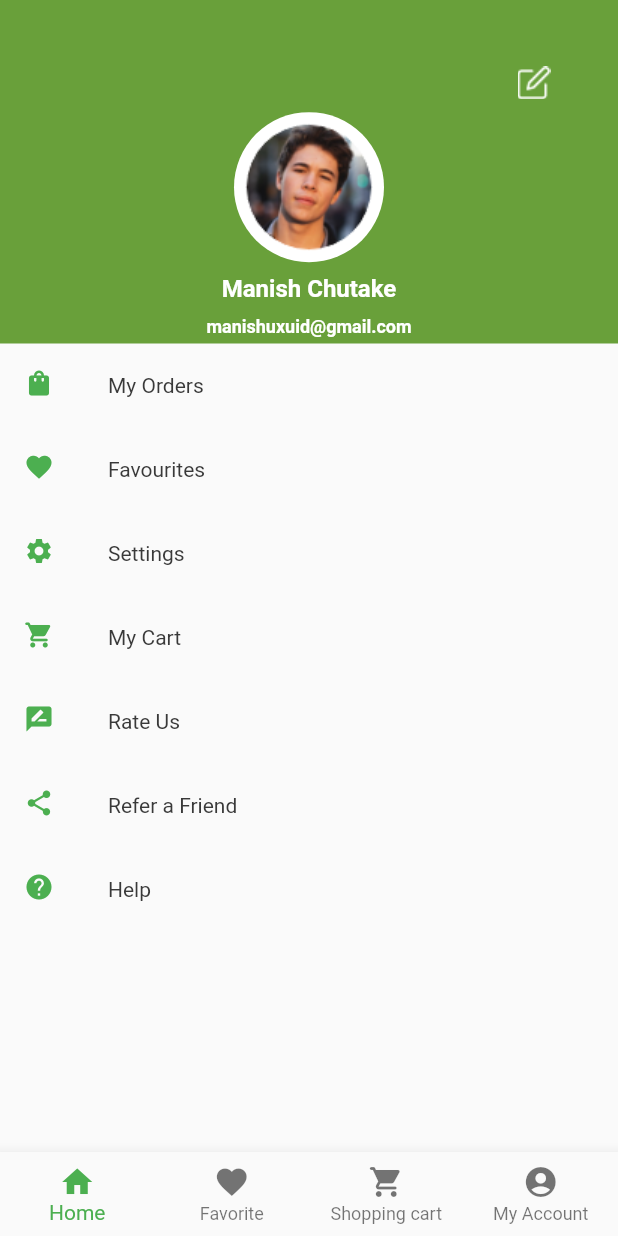
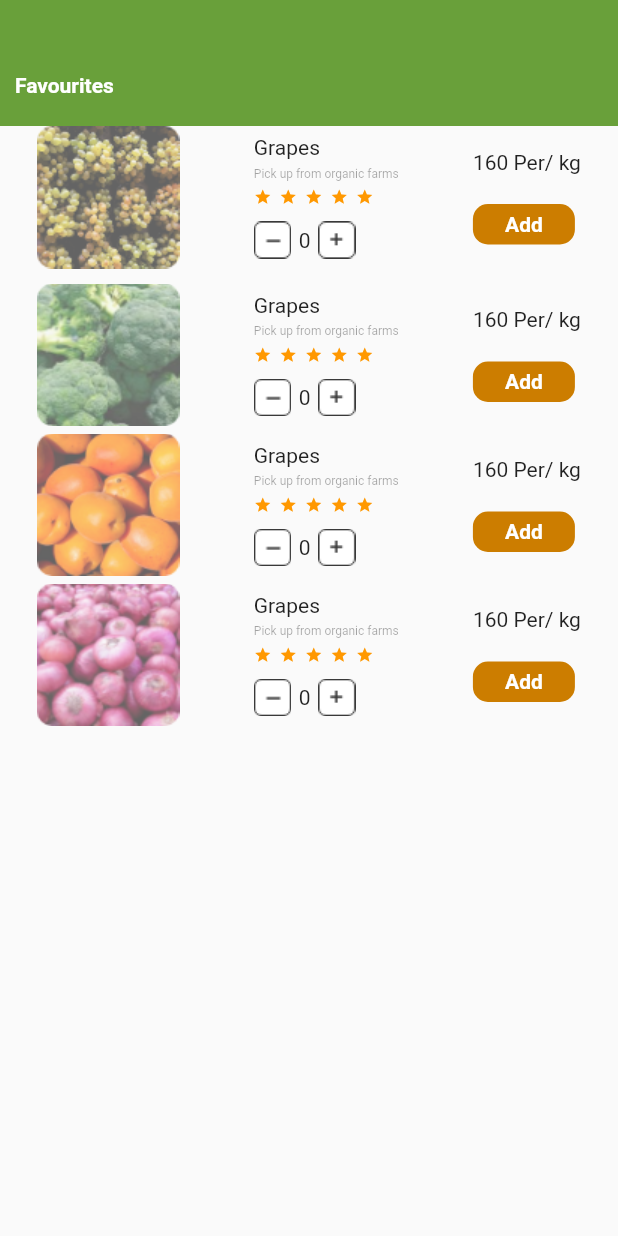
Before and after one commit to prasanjitha/Grocerade, a Flutter app: the screen it shows after launch, on a phone screen of 412 x 824 dp. Run offline on Flutter 3.47's test engine with Material 2 defaults, Android fonts, the phone set to English and light mode, and no system bars.

Commit message:
implement Favourite screen

```diff
--- a/lib/main.dart
+++ b/lib/main.dart
@@ -6,6 +6,7 @@
 import 'screens/add_details_screen.dart';
 import 'screens/authentication_screen.dart';
 import 'screens/confirm_screen.dart';
+import 'screens/favourite_screen.dart';
 import 'screens/home_page.dart';
 import 'screens/otp_screen.dart';
 import 'screens/product_details.dart';
@@ -26,7 +27,7 @@
       theme: ThemeData(
         primarySwatch: Colors.blue,
       ),
-      home: AccountDetails(),
+      home: FavouriteScreen(),
     );
   }
 }
--- /dev/null
+++ b/lib/screens/favourite_screen.dart
@@ -0,0 +1,586 @@
+// ignore_for_file: prefer_const_literals_to_create_immutables, prefer_const_constructors
+
+import 'package:flutter/material.dart';
+
+class FavouriteScreen extends StatefulWidget {
+  const FavouriteScreen({Key? key}) : super(key: key);
+
+  @override
+  State<FavouriteScreen> createState() => _FavouriteScreenState();
+}
+
+class _FavouriteScreenState extends State<FavouriteScreen> {
+  var num = 0;
+
+  @override
+  Widget build(BuildContext context) {
+    return Scaffold(
+      body: Column(
+        children: [
+          Container(
+            width: MediaQuery.of(context).size.width,
+            height: 84,
+            color: Color(0xFF69A03A),
+            child: Container(
+              margin: EdgeInsets.only(top: 30),
+              child: Row(
+                children: [
+                  SizedBox(
+                    width: 10.0,
+                  ),
+                  Text(
+                    'Favourites',
+                    style: TextStyle(
+                        color: Colors.white,
+                        fontSize: 14,
+                        fontWeight: FontWeight.bold),
+                  )
+                ],
+              ),
+            ),
+          ),
+          Container(
+            height: 500,
+            child: ListView(
+              children: [
+                Row(
+                  mainAxisAlignment: MainAxisAlignment.spaceAround,
+                  children: [
+                    Opacity(
+                        opacity: 0.6,
+                        child: Image.asset(
+                          'assets/images/haris-habul-a7CeloEQhLI-unsplash.png',
+                          width: 95,
+                          height: 95,
+                        )),
+                    Column(
+                      crossAxisAlignment: CrossAxisAlignment.start,
+                      children: [
+                        Text(
+                          'Grapes',
+                          style: TextStyle(fontSize: 14),
+                        ),
+                        SizedBox(height: 5),
+                        Opacity(
+                            opacity: 0.4,
+                            child: Text(
+                              'Pick up from organic farms',
+                              style: TextStyle(fontSize: 8),
+                            )),
+                        SizedBox(height: 5),
+                        Row(
+                          children: [
+                            Icon(
+                              Icons.star,
+                              color: Colors.orange,
+                              size: 12,
+                            ),
+                            SizedBox(
+                              width: 5,
+                            ),
+                            Icon(Icons.star, color: Colors.orange, size: 12),
+                            SizedBox(
+                              width: 5,
+                            ),
+                            Icon(
+                              Icons.star,
+                              color: Colors.orange,
+                              size: 12,
+                            ),
+                            SizedBox(
+                              width: 5,
+                            ),
+                            Icon(
+                              Icons.star,
+                              color: Colors.orange,
+                              size: 12,
+                            ),
+                            SizedBox(
+                              width: 5,
+                            ),
+                            Icon(
+                              Icons.star,
+                              color: Colors.orange,
+                              size: 12,
+                            ),
+                            SizedBox(
+                              width: 5,
+                            ),
+                          ],
+                        ),
+                        SizedBox(height: 10),
+                        Row(
+                          children: [
+                            GestureDetector(
+                                onTap: () {
+                                  setState(() {
+                                    if (num > 0) {
+                                      num--;
+                                    } else {
+                                      num = 0;
+                                    }
+                                  });
+                                },
+                                child: Image.asset(
+                                  'assets/images/mine.png',
+                                  width: 25,
+                                  height: 25,
+                                )),
+                            SizedBox(width: 5),
+                            Text('$num'),
+                            SizedBox(width: 5),
+                            GestureDetector(
+                                onTap: () {
+                                  setState(() {
+                                    num++;
+                                  });
+                                },
+                                child: Image.asset(
+                                  'assets/images/add.png',
+                                  width: 25,
+                                  height: 25,
+                                )),
+                          ],
+                        )
+                      ],
+                    ),
+                    Column(
+                      crossAxisAlignment: CrossAxisAlignment.start,
+                      children: [
+                        Text(
+                          '160 Per/ kg',
+                          style: TextStyle(fontSize: 14),
+                        ),
+                        SizedBox(
+                          height: 20.0,
+                        ),
+                        Container(
+                          width: 68,
+                          height: 27,
+                          decoration: BoxDecoration(
+                            borderRadius: BorderRadius.circular(10),
+                            color: Color(0xffCC7D00),
+                          ),
+                          child: Center(
+                            child: Text(
+                              'Add',
+                              style: TextStyle(
+                                  fontSize: 14,
+                                  color: Colors.white,
+                                  fontWeight: FontWeight.bold),
+                            ),
+                          ),
+                        )
+                      ],
+                    )
+                  ],
+                )
+           ,SizedBox(height:10.0),
+            Row(
+                  mainAxisAlignment: MainAxisAlignment.spaceAround,
+                  children: [
+                    Opacity(
+                        opacity: 0.6,
+                        child: Image.asset(
+                          'assets/images/imagebuk.png',
+                          width: 95,
+                          height: 95,
+                        )),
+                    Column(
+                      crossAxisAlignment: CrossAxisAlignment.start,
+                      children: [
+                        Text(
+                          'Grapes',
+                          style: TextStyle(fontSize: 14),
+                        ),
+                        SizedBox(height: 5),
+                        Opacity(
+                            opacity: 0.4,
+                            child: Text(
+                              'Pick up from organic farms',
+                              style: TextStyle(fontSize: 8),
+                            )),
+                        SizedBox(height: 5),
+                        Row(
+                          children: [
+                            Icon(
+                              Icons.star,
+                              color: Colors.orange,
+                              size: 12,
+                            ),
+                            SizedBox(
+                              width: 5,
+                            ),
+                            Icon(Icons.star, color: Colors.orange, size: 12),
+                            SizedBox(
+                              width: 5,
+                            ),
+                            Icon(
+                              Icons.star,
+                              color: Colors.orange,
+                              size: 12,
+                            ),
+                            SizedBox(
+                              width: 5,
+                            ),
+                            Icon(
+                              Icons.star,
+                              color: Colors.orange,
+                              size: 12,
+                            ),
+                            SizedBox(
+                              width: 5,
+                            ),
+                            Icon(
+                              Icons.star,
+                              color: Colors.orange,
+                              size: 12,
+                            ),
+                            SizedBox(
+                              width: 5,
+                            ),
+                          ],
+                        ),
+                        SizedBox(height: 10),
+                        Row(
+                          children: [
+                            GestureDetector(
+                                onTap: () {
+                                  setState(() {
+                                    if (num > 0) {
+                                      num--;
+                                    } else {
+                                      num = 0;
+                                    }
+                                  });
+                                },
+                                child: Image.asset(
+                                  'assets/images/mine.png',
+                                  width: 25,
+                                  height: 25,
+                                )),
+                            SizedBox(width: 5),
+                            Text('$num'),
+                            SizedBox(width: 5),
+                            GestureDetector(
+                                onTap: () {
+                                  setState(() {
+                                    num++;
+                                  });
+                                },
+                                child: Image.asset(
+                                  'assets/images/add.png',
+                                  width: 25,
+                                  height: 25,
+                                )),
+                          ],
+                        )
+                      ],
+                    ),
+                    Column(
+                      crossAxisAlignment: CrossAxisAlignment.start,
+                      children: [
+                        Text(
+                          '160 Per/ kg',
+                          style: TextStyle(fontSize: 14),
+                        ),
+                        SizedBox(
+                          height: 20.0,
+                        ),
+                        Container(
+                          width: 68,
+                          height: 27,
+                          decoration: BoxDecoration(
+                            borderRadius: BorderRadius.circular(10),
+                            color: Color(0xffCC7D00),
+                          ),
+                          child: Center(
+                            child: Text(
+                              'Add',
+                              style: TextStyle(
+                                  fontSize: 14,
+                                  color: Colors.white,
+                                  fontWeight: FontWeight.bold),
+                            ),
+                          ),
+                        )
+                      ],
+                    )
+                  ],
+                ),SizedBox(height: 5.0,),
+                 Row(
+                  mainAxisAlignment: MainAxisAlignment.spaceAround,
+                  children: [
+                    Opacity(
+                        opacity: 0.6,
+                        child: Image.asset(
+                          'assets/images/aprikosenone768w.png',
+                          width: 95,
+                          height: 95,
+                        )),
+                    Column(
+                      crossAxisAlignment: CrossAxisAlignment.start,
+                      children: [
+                        Text(
+                          'Grapes',
+                          style: TextStyle(fontSize: 14),
+                        ),
+                        SizedBox(height: 5),
+                        Opacity(
+                            opacity: 0.4,
+                            child: Text(
+                              'Pick up from organic farms',
+                              style: TextStyle(fontSize: 8),
+                            )),
+                        SizedBox(height: 5),
+                        Row(
+                          children: [
+                            Icon(
+                              Icons.star,
+                              color: Colors.orange,
+                              size: 12,
+                            ),
+                            SizedBox(
+                              width: 5,
+                            ),
+                            Icon(Icons.star, color: Colors.orange, size: 12),
+                            SizedBox(
+                              width: 5,
+                            ),
+                            Icon(
+                              Icons.star,
+                              color: Colors.orange,
+                              size: 12,
+                            ),
+                            SizedBox(
+                              width: 5,
+                            ),
+                            Icon(
+                              Icons.star,
+                              color: Colors.orange,
+                              size: 12,
+                            ),
+                            SizedBox(
+                              width: 5,
+                            ),
+                            Icon(
+                              Icons.star,
+                              color: Colors.orange,
+                              size: 12,
+                            ),
+                            SizedBox(
+                              width: 5,
+                            ),
+                          ],
+                        ),
+                        SizedBox(height: 10),
+                        Row(
+                          children: [
+                            GestureDetector(
+                                onTap: () {
+                                  setState(() {
+                                    if (num > 0) {
+                                      num--;
+                                    } else {
+                                      num = 0;
+                                    }
+                                  });
+                                },
+                                child: Image.asset(
+                                  'assets/images/mine.png',
+                                  width: 25,
+                                  height: 25,
+                                )),
+                            SizedBox(width: 5),
+                            Text('$num'),
+                            SizedBox(width: 5),
+                            GestureDetector(
+                                onTap: () {
+                                  setState(() {
+                                    num++;
+                                  });
+                                },
+                                child: Image.asset(
+                                  'assets/images/add.png',
+                                  width: 25,
+                                  height: 25,
+                                )),
+                          ],
+                        )
+                      ],
+                    ),
+                    Column(
+                      crossAxisAlignment: CrossAxisAlignment.start,
+                      children: [
+                        Text(
+                          '160 Per/ kg',
+                          style: TextStyle(fontSize: 14),
+                        ),
+                        SizedBox(
+                          height: 20.0,
+                        ),
+                        Container(
+                          width: 68,
+                          height: 27,
+                          decoration: BoxDecoration(
+                            borderRadius: BorderRadius.circular(10),
+                            color: Color(0xffCC7D00),
+                          ),
+                          child: Center(
+                            child: Text(
+                              'Add',
+                              style: TextStyle(
+                                  fontSize: 14,
+                                  color: Colors.white,
+                                  fontWeight: FontWeight.bold),
+                            ),
+                          ),
+                        )
+                      ],
+                    )
+                  ],
+                )
+           ,SizedBox(height: 5.0,),
+            Row(
+                  mainAxisAlignment: MainAxisAlignment.spaceAround,
+                  children: [
+                    Opacity(
+                        opacity: 0.6,
+                        child: Image.asset(
+                          'assets/images/1908idea99lead_960.png',
+                          width: 95,
+                          height: 95,
+                        )),
+                    Column(
+                      crossAxisAlignment: CrossAxisAlignment.start,
+                      children: [
+                        Text(
+                          'Grapes',
+                          style: TextStyle(fontSize: 14),
+                        ),
+                        SizedBox(height: 5),
+                        Opacity(
+                            opacity: 0.4,
+                            child: Text(
+                              'Pick up from organic farms',
+                              style: TextStyle(fontSize: 8),
+                            )),
+                        SizedBox(height: 5),
+                        Row(
+                          children: [
+                            Icon(
+                              Icons.star,
+                              color: Colors.orange,
+                              size: 12,
+                            ),
+                            SizedBox(
+                              width: 5,
+                            ),
+                            Icon(Icons.star, color: Colors.orange, size: 12),
+                            SizedBox(
+                              width: 5,
+                            ),
+                            Icon(
+                              Icons.star,
+                              color: Colors.orange,
+                              size: 12,
+                            ),
+                            SizedBox(
+                              width: 5,
+                            ),
+                            Icon(
+                              Icons.star,
+                              color: Colors.orange,
+                              size: 12,
+                            ),
+                            SizedBox(
+                              width: 5,
+                            ),
+                            Icon(
+                              Icons.star,
+                              color: Colors.orange,
+                              size: 12,
+                            ),
+                            SizedBox(
+                              width: 5,
+                            ),
+                          ],
+                        ),
+                        SizedBox(height: 10),
+                        Row(
+                          children: [
+                            GestureDetector(
+                                onTap: () {
+                                  setState(() {
+                                    if (num > 0) {
+                                      num--;
+                                    } else {
+                                      num = 0;
+                                    }
+                                  });
+                                },
+                                child: Image.asset(
+                                  'assets/images/mine.png',
+                                  width: 25,
+                                  height: 25,
+                                )),
+                            SizedBox(width: 5),
+                            Text('$num'),
+                            SizedBox(width: 5),
+                            GestureDetector(
+                                onTap: () {
+                                  setState(() {
+                                    num++;
+                                  });
+                                },
+                                child: Image.asset(
+                                  'assets/images/add.png',
+                                  width: 25,
+                                  height: 25,
+                                )),
+                          ],
+                        )
+                      ],
+                    ),
+                    Column(
+                      crossAxisAlignment: CrossAxisAlignment.start,
+                      children: [
+                        Text(
+                          '160 Per/ kg',
+                          style: TextStyle(fontSize: 14),
+                        ),
+                        SizedBox(
+                          height: 20.0,
+                        ),
+                        Container(
+                          width: 68,
+                          height: 27,
+                          decoration: BoxDecoration(
+                            borderRadius: BorderRadius.circular(10),
+                            color: Color(0xffCC7D00),
+                          ),
+                          child: Center(
+                            child: Text(
+                              'Add',
+                              style: TextStyle(
+                                  fontSize: 14,
+                                  color: Colors.white,
+                                  fontWeight: FontWeight.bold),
+                            ),
+                          ),
+                        )
+                      ],
+                    )
+                  ],
+                )
+
+
+
+              ],
+            ),
+          )
+        ],
+      ),
+    );
+  }
+}
```
Also changed, not shown: assets/images/add.png (added), assets/images/aprikosenone768w.png (added), assets/images/haris-habul-a7CeloEQhLI-unsplash.png, assets/images/mine.png (added).
